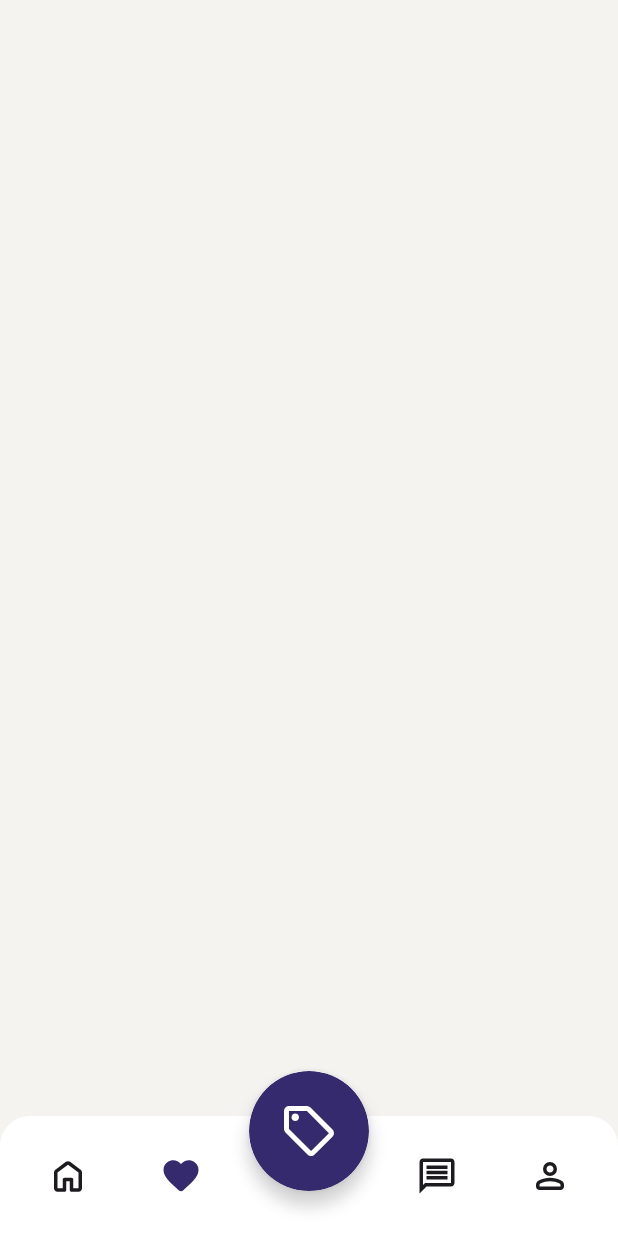
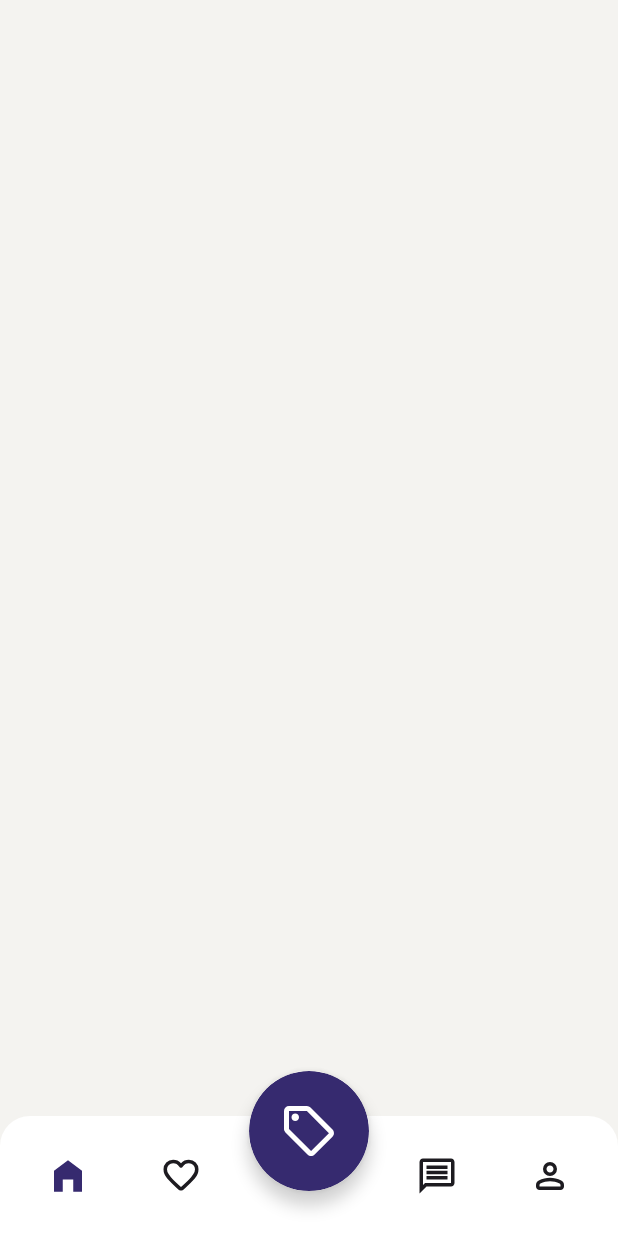
Before and after one commit to Swapsy-app/App, an Android app built with Jetpack Compose: the screen it shows after launch (MainActivity), on a phone screen of 412 x 824 dp. Run offline under Robolectric (Android 15) with nearby library versions, the phone set to English and light mode, and no system bars.

Commit message:
organized bottom navigation and changed the default ripple color

```diff
--- a/app/src/main/java/com/example/freeupcopy/ui/presentation/home_screen/componants/CustomNavigationBar.kt
+++ b/app/src/main/java/com/example/freeupcopy/ui/presentation/home_screen/componants/CustomNavigationBar.kt
@@ -18,6 +18,10 @@ import androidx.compose.material3.Icon
 import androidx.compose.material3.MaterialTheme
 import androidx.compose.material3.NavigationBarDefaults
 import androidx.compose.runtime.Composable
+import androidx.compose.runtime.getValue
+import androidx.compose.runtime.mutableIntStateOf
+import androidx.compose.runtime.remember
+import androidx.compose.runtime.setValue
 import androidx.compose.ui.Alignment
 import androidx.compose.ui.Modifier
 import androidx.compose.ui.draw.clip
@@ -35,13 +39,14 @@ fun CustomNavigationBar(
     modifier: Modifier = Modifier,
     windowInsets: WindowInsets = NavigationBarDefaults.windowInsets,
 ) {
-    Box(
-        modifier = modifier
-            .fillMaxWidth()
-    ) {
+    Box(modifier = modifier.fillMaxWidth()) {
 
         CustomBottomBar(
-            windowInsets = windowInsets
+            windowInsets = windowInsets,
+            onHomeClick = { },
+            onWishListClick = { },
+            onNotificationClick = { },
+            onProfileClick = { }
         )
         Box(
             modifier = Modifier
@@ -68,12 +73,78 @@ fun CustomNavigationBar(
 }
 
 @Composable
+fun CustomBottomBar(
+    modifier: Modifier = Modifier,
+    windowInsets: WindowInsets = NavigationBarDefaults.windowInsets,
+    onHomeClick: () -> Unit,
+    onWishListClick: () -> Unit,
+    onNotificationClick: () -> Unit,
+    onProfileClick: () -> Unit
+) {
+    var selectedItem by remember { mutableIntStateOf(0) }
+
+    val items = listOf(
+        BottomNavigationItem(
+            contentDescription = "Home",
+            selectedIcon = painterResource(id = R.drawable.ic_home_selected),
+            unselectedIcon = painterResource(id = R.drawable.ic_home),
+            onClick = onHomeClick
+        ),
+        BottomNavigationItem(
+            contentDescription = "WishList",
+            selectedIcon = painterResource(id = R.drawable.ic_favorite_selected),
+            unselectedIcon = painterResource(id = R.drawable.ic_favorite),
+            onClick = onWishListClick
+        ),
+        BottomNavigationItem(
+            contentDescription = "Notification",
+            selectedIcon = painterResource(id = R.drawable.ic_message_selected),
+            unselectedIcon = painterResource(id = R.drawable.ic_message),
+            onClick = onNotificationClick
+        ),
+        BottomNavigationItem(
+            contentDescription = "Profile",
+            selectedIcon = painterResource(id = R.drawable.ic_person_selected),
+            unselectedIcon = painterResource(id = R.drawable.ic_person),
+            onClick = onProfileClick
+        )
+    )
+
+    Row(
+        modifier = modifier
+            .fillMaxWidth()
+            .clip(RoundedCornerShape(20.dp, 20.dp, 0.dp, 0.dp))
+            .background(MaterialTheme.colorScheme.primaryContainer)
+            .windowInsetsPadding(windowInsets)
+            .defaultMinSize(minHeight = 70.dp),
+        horizontalArrangement = Arrangement.SpaceEvenly,
+        verticalAlignment = Alignment.CenterVertically
+    ) {
+
+        items.forEachIndexed { index, item ->
+            CustomNavigationBarItem(
+                selected = index == selectedItem,
+                onClick = {
+                    selectedItem = index
+                    item.onClick()
+                },
+                icon = item.unselectedIcon,
+                selectedIcon = item.selectedIcon,
+                contentDescription = item.contentDescription
+            )
+            if (index == 1) Spacer(modifier = Modifier.size(80.dp)) // Leave space for the FAB
+        }
+    }
+}
+
+@Composable
 fun CustomNavigationBarItem(
     modifier: Modifier = Modifier,
     selected: Boolean,
     onClick: () -> Unit,
-    icon: ImageVector,
-    selectedIcon: ImageVector
+    icon: Painter,
+    selectedIcon: Painter,
+    contentDescription: String
 ) {
     Box(
         modifier = modifier
@@ -85,8 +156,8 @@ fun CustomNavigationBarItem(
         Icon(
             modifier = Modifier.size(28.dp),
             tint = if (selected) MaterialTheme.colorScheme.primary else MaterialTheme.colorScheme.onSurface,
-            imageVector = if(selected) selectedIcon else icon,
-            contentDescription = null
+            painter = if (selected) selectedIcon else icon,
+            contentDescription = contentDescription
         )
     }
 }
@@ -96,8 +167,9 @@ fun CustomNavigationBarItem(
     modifier: Modifier = Modifier,
     selected: Boolean,
     onClick: () -> Unit,
-    icon: Painter,
-    selectedIcon: Painter
+    icon: ImageVector,
+    selectedIcon: ImageVector,
+    contentDescription: String
 ) {
     Box(
         modifier = modifier
@@ -109,58 +181,18 @@ fun CustomNavigationBarItem(
         Icon(
             modifier = Modifier.size(28.dp),
             tint = if (selected) MaterialTheme.colorScheme.primary else MaterialTheme.colorScheme.onSurface,
-            painter = if(selected) selectedIcon else icon,
-            contentDescription = null
+            imageVector = if (selected) selectedIcon else icon,
+            contentDescription = contentDescription
         )
     }
 }
 
-@Composable
-fun CustomBottomBar(
-    modifier: Modifier = Modifier,
-    windowInsets: WindowInsets = NavigationBarDefaults.windowInsets,
-) {
-    Row(
-        modifier = modifier
-            .fillMaxWidth()
-            .clip(RoundedCornerShape(20.dp, 20.dp, 0.dp, 0.dp))
-            .background(MaterialTheme.colorScheme.primaryContainer)
-            .windowInsetsPadding(windowInsets)
-            .defaultMinSize(minHeight = 70.dp),
-        horizontalArrangement = Arrangement.SpaceEvenly,
-        verticalAlignment = Alignment.CenterVertically
-    ) {
-        CustomNavigationBarItem(
-            selected = false,
-            onClick = { },
-            icon = painterResource(id = R.drawable.ic_home),
-            selectedIcon = painterResource(id = R.drawable.ic_home_selected)
-        )
-
-        CustomNavigationBarItem(
-            selected = true,
-            onClick = { },
-            icon = painterResource(id = R.drawable.ic_favorite),
-            selectedIcon = painterResource(id = R.drawable.ic_favorite_selected)
-        )
-
-        Spacer(modifier = Modifier.size(80.dp)) // Leave space for the FAB
-
-        CustomNavigationBarItem(
-            selected = false,
-            onClick = { },
-            icon = painterResource(id = R.drawable.ic_message),
-            selectedIcon = painterResource(id = R.drawable.ic_message_selected)
-        )
-
-        CustomNavigationBarItem(
-            selected = false,
-            onClick = { },
-            icon = painterResource(id = R.drawable.ic_person),
-            selectedIcon = painterResource(id = R.drawable.ic_person_selected)
-        )
-    }
-}
+data class BottomNavigationItem(
+    val contentDescription: String,
+    val selectedIcon: Painter,
+    val unselectedIcon: Painter,
+    val onClick: () -> Unit
+)
 
 @Preview(showBackground = true)
 @Composable
--- a/app/src/main/java/com/example/freeupcopy/ui/theme/Theme.kt
+++ b/app/src/main/java/com/example/freeupcopy/ui/theme/Theme.kt
@@ -3,12 +3,17 @@ package com.example.freeupcopy.ui.theme
 import android.app.Activity
 import android.os.Build
 import androidx.compose.foundation.isSystemInDarkTheme
+import androidx.compose.material.ripple.LocalRippleTheme
+import androidx.compose.material.ripple.RippleAlpha
+import androidx.compose.material.ripple.RippleTheme
 import androidx.compose.material3.MaterialTheme
 import androidx.compose.material3.darkColorScheme
 import androidx.compose.material3.dynamicDarkColorScheme
 import androidx.compose.material3.dynamicLightColorScheme
 import androidx.compose.material3.lightColorScheme
 import androidx.compose.runtime.Composable
+import androidx.compose.runtime.CompositionLocalProvider
+import androidx.compose.runtime.Immutable
 import androidx.compose.ui.platform.LocalContext
 
 private val DarkColorScheme = darkColorScheme(
@@ -57,7 +62,20 @@ fun FreeUpCopyTheme(
 
     MaterialTheme(
         colorScheme = colorScheme,
-        typography = Typography,
-        content = content
-    )
+        typography = Typography
+    ) {
+        CompositionLocalProvider(
+            LocalRippleTheme provides PrimaryRipple,
+            content = content,
+        )
+    }
 }
+
+@Immutable
+object PrimaryRipple : RippleTheme {
+    @Composable
+    override fun defaultColor() = PrimaryDark
+
+    @Composable
+    override fun rippleAlpha(): RippleAlpha = RippleAlpha(0.3f, 0.3f, 0.2f, 0.3f)
+}
```
